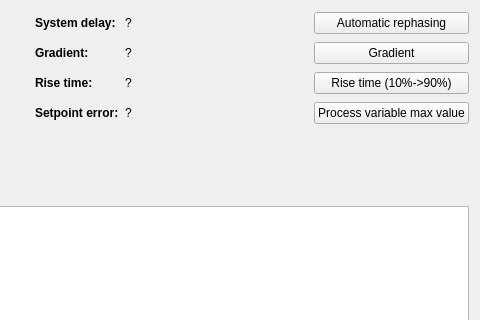
The window that dp_app/include/UIs/XYGraphTab.ui (stejskald/FVE-testing-and-data-processing) describes before a commit, drawn with Qt 5; both pictures show x 720 to 1200 and y 0 to 320 of the 1200 by 800 pixel window.
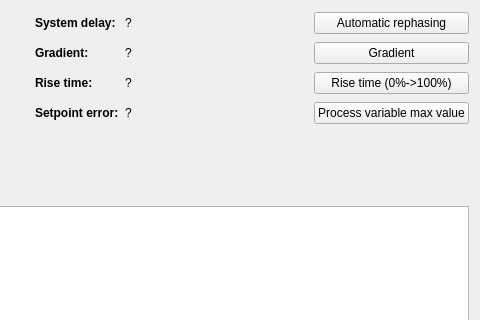
The same window after the commit. Custom widgets are drawn as their Qt base class.

```diff
--- a/dp_app/include/UIs/XYGraphTab.ui
+++ b/dp_app/include/UIs/XYGraphTab.ui
@@ -213,7 +213,7 @@
      <item row="2" column="15">
       <widget class="QPushButton" name="btnRiseTime">
        <property name="text">
-        <string>Rise time (10%-&gt;90%)</string>
+        <string>Rise time (0%-&gt;100%)</string>
        </property>
       </widget>
      </item>
```
Left out of the diff: 36 changed lines with no effect on the pictures.
